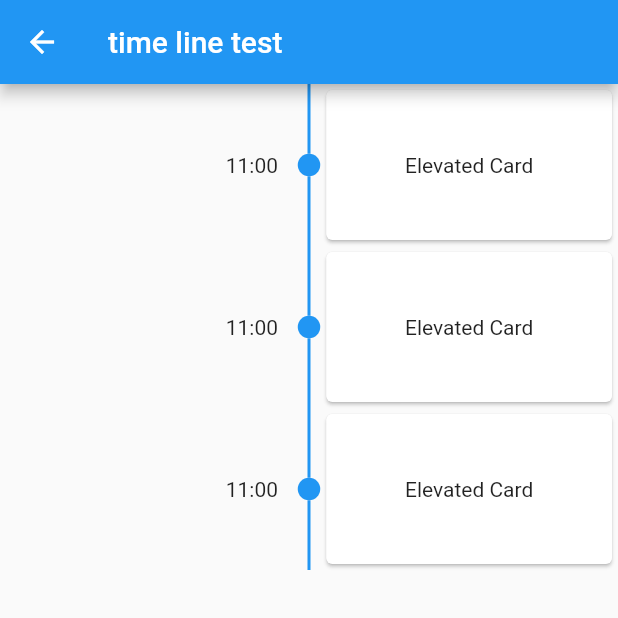
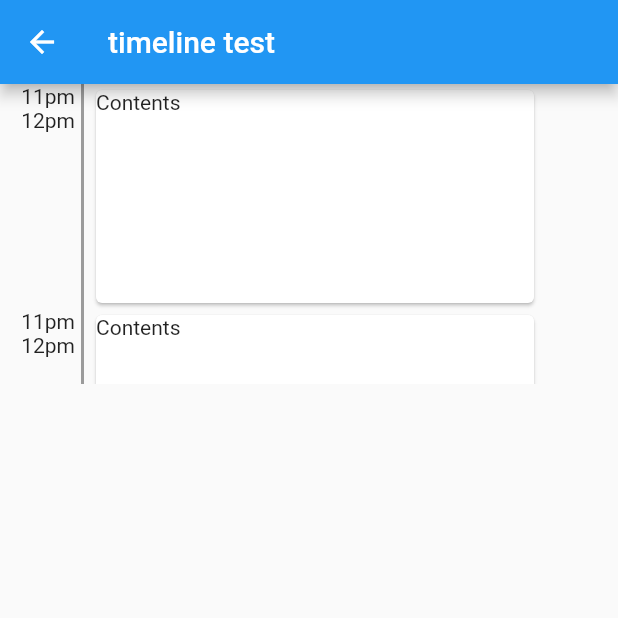
Before and after one commit to yujin9747/Schedule_management, a Flutter app: the TimeLine screen opened by its route, on a phone screen of 412 x 824 dp, the top half of it. Run offline on Flutter 3.47's test engine with Material 2 defaults, Android fonts, the phone set to English and light mode, and no system bars; drawn by our look-alikes of timelines; our stand-ins replace card_swiper, cloud_firestore, firebase_auth, firebase_core, flutter_form_builder, form_builder_validators and 2 more; accounts and stored records are empty.

Commit message:
timeline.dart : 리스트뷰로 ui 뼈대 완성

```diff
--- a/lib/addSchedule.dart
+++ b/lib/addSchedule.dart
@@ -190,29 +190,33 @@ class _AddSchedule extends State<AddSchedule>{
               ),
               const SizedBox(height: 20,),
               FormBuilderDropdown(
+                initialValue: '집',
                 name: 'where',
                 items: [
                   DropdownMenuItem(
+                    value: '집',
                     child: Row(
                       children: [
                         Text('집'),
-                        Icon(Icons.home),
+                        Icon(Icons.home_outlined),
                       ],
                     ),
                   ),
                   DropdownMenuItem(
+                    value: '학교',
                     child: Row(
                       children: [
                         Text('학교'),
-                        Icon(Icons.school),
+                        Icon(Icons.school_outlined),
                       ],
                     ),
                   ),
                   DropdownMenuItem(
+                    value: '직장',
                     child: Row(
                       children: [
                         Text('직장'),
-                        Icon(Icons.work),
+                        Icon(Icons.work_outline),
                       ],
                     ),
                   ),
--- a/lib/timeline.dart
+++ b/lib/timeline.dart
@@ -8,7 +8,6 @@
 
 import 'package:flutter/cupertino.dart';
 import 'package:flutter/material.dart';
-import 'package:timelines/timelines.dart';
 
 class TimeLine extends StatefulWidget{
   @override
@@ -22,46 +21,42 @@ class _TimeLine extends State<TimeLine> {
   Widget build(BuildContext context) {
     return Scaffold(
       appBar: AppBar(
-        title: Text("time line test"),
+        title:Text("timeline test"),
       ),
-      body: FixedTimeline.tileBuilder(
-        builder: TimelineTileBuilder.connectedFromStyle(
-          itemCount: 3,
-          connectorStyleBuilder: (context, index) => ConnectorStyle.solidLine,
-          //indicatorStyleBuilder: (context, index) => IndicatorStyle.dot,
-          contentsAlign: ContentsAlign.basic,
-          oppositeContentsBuilder: (context, index) => Padding(
-            padding: const EdgeInsets.all(8.0),
-            child: SizedBox(
-              width: 40,
-              child: Text('11:00'),
-            ),
-          ),
-          contentsBuilder: (context, index) => TimeLineCard(),
+      body: Container(
+        height: 200,
+        child: ListView.builder(
+          itemCount: 100,
+          itemBuilder: (context, index){
+            return IntrinsicHeight(
+              child: Row(
+                children: [
+                  Container(
+                    width: 50,
+                    child: Column(
+                      crossAxisAlignment: CrossAxisAlignment.end,
+                      children: [
+                        Text("11pm"),
+                        Text("12pm"),
+                      ],
+                    ),
+                  ),
+                  VerticalDivider(thickness: 2, width: 10, color: Colors.black38),
+                  Container(
+                    height: 150,
+                    width: 300,
+                    child: Card(
+                      child: Text("Contents"),
+                    ),
+                  ),
+
+                ],
+              ),
+            );
+
+          },
         ),
       ),
     );
   }
 }
-
-class TimeLineCard extends StatelessWidget{
-  late final title;
-  late final memo;
-  late final where;
-  late final category;
-  late final startTime;
-  late final endTime;
-  late final finished;
-
-  @override
-  Widget build(BuildContext context) {
-    return Card(
-      child: SizedBox(
-        width: 500,
-        height: 100,
-        child: Center(child: Text('Elevated Card')),
-      ),
-    );
-  }
-
-}
--- a/pubspec.yaml
+++ b/pubspec.yaml
@@ -49,6 +49,7 @@ dependencies:
   form_builder_validators: ^8.4.0
   cloud_firestore: ^3.5.1
   timelines: ^0.1.0
+  timeline_tile: ^2.0.0
 
 dev_dependencies:
   flutter_test:
```
Also changed, not shown: pubspec.lock.
